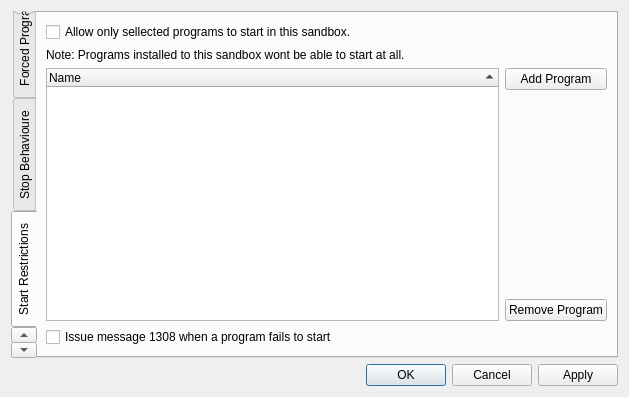
sandboxie-plus/Sandboxie, file SandboxiePlus/SandMan/Forms/OptionsWindow.ui: the form before one commit.
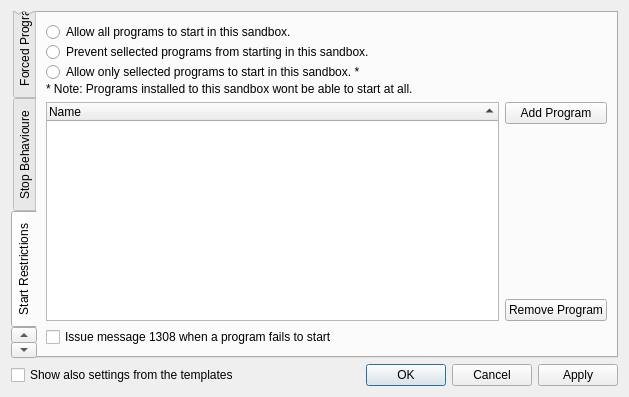
The form after the commit. The open tabs and pages were chosen to show the change.

```diff
--- a/SandboxiePlus/SandMan/Forms/OptionsWindow.ui
+++ b/SandboxiePlus/SandMan/Forms/OptionsWindow.ui
@@ -472,14 +472,7 @@
         <layout class="QGridLayout" name="gridLayout_19">
          <item row="0" column="0">
           <layout class="QGridLayout" name="gridLayout_16">
-           <item row="2" column="1">
-            <widget class="QPushButton" name="btnAddStartProg">
-             <property name="text">
-              <string>Add Program</string>
-             </property>
-            </widget>
-           </item>
-           <item row="2" column="0" rowspan="3">
+           <item row="5" column="0" rowspan="3">
             <widget class="QTreeWidget" name="treeStart">
              <property name="sortingEnabled">
               <bool>true</bool>
@@ -491,49 +484,77 @@
              </column>
             </widget>
            </item>
-           <item row="5" column="0">
+           <item row="6" column="1">
+            <spacer name="verticalSpacer_8">
+             <property name="orientation">
+              <enum>Qt::Vertical</enum>
+             </property>
+             <property name="sizeHint" stdset="0">
+              <size>
+               <width>20</width>
+               <height>40</height>
+              </size>
+             </property>
+            </spacer>
+           </item>
+           <item row="7" column="1">
+            <widget class="QPushButton" name="btnDelStartProg">
+             <property name="text">
+              <string>Remove Program</string>
+             </property>
+            </widget>
+           </item>
+           <item row="8" column="0">
             <widget class="QCheckBox" name="chkStartBlockMsg">
              <property name="text">
               <string>Issue message 1308 when a program fails to start</string>
              </property>
             </widget>
            </item>
-           <item row="1" column="0">
-            <widget class="QLabel" name="label_4">
+           <item row="5" column="1">
+            <widget class="QPushButton" name="btnAddStartProg">
              <property name="text">
-              <string>Note: Programs installed to this sandbox wont be able to start at all.</string>
+              <string>Add Program</string>
              </property>
-             <property name="wordWrap">
-              <bool>true</bool>
-             </property>
             </widget>
            </item>
-           <item row="4" column="1">
-            <widget class="QPushButton" name="btnDelStartProg">
-             <property name="text">
-              <string>Remove Program</string>
+           <item row="3" column="0">
+            <layout class="QGridLayout" name="gridLayout_23">
+             <property name="verticalSpacing">
+              <number>0</number>
              </property>
-            </widget>
-           </item>
-           <item row="3" column="1">
-            <spacer name="verticalSpacer_8">
-             <property name="orientation">
-              <enum>Qt::Vertical</enum>
-             </property>
-             <property name="sizeHint" stdset="0">
-              <size>
-               <width>20</width>
-               <height>40</height>
-              </size>
-             </property>
-            </spacer>
-           </item>
-           <item row="0" column="0">
-            <widget class="QCheckBox" name="chkRestrictStart">
-             <property name="text">
-              <string>Allow only sellected programs to start in this sandbox.</string>
-             </property>
-            </widget>
+             <item row="2" column="0">
+              <widget class="QRadioButton" name="radStartSelected">
+               <property name="text">
+                <string>Allow only sellected programs to start in this sandbox. *</string>
+               </property>
+              </widget>
+             </item>
+             <item row="1" column="0">
+              <widget class="QRadioButton" name="radStartExcept">
+               <property name="text">
+                <string>Prevent sellected programs from starting in this sandbox.</string>
+               </property>
+              </widget>
+             </item>
+             <item row="0" column="0">
+              <widget class="QRadioButton" name="radStartAll">
+               <property name="text">
+                <string>Allow all programs to start in this sandbox.</string>
+               </property>
+              </widget>
+             </item>
+             <item row="3" column="0">
+              <widget class="QLabel" name="label_4">
+               <property name="text">
+                <string>* Note: Programs installed to this sandbox wont be able to start at all.</string>
+               </property>
+               <property name="wordWrap">
+                <bool>true</bool>
+               </property>
+              </widget>
+             </item>
+            </layout>
            </item>
           </layout>
          </item>
@@ -1134,11 +1155,22 @@
       </widget>
      </item>
      <item>
-      <widget class="QDialogButtonBox" name="buttonBox">
-       <property name="standardButtons">
-        <set>QDialogButtonBox::Apply|QDialogButtonBox::Cancel|QDialogButtonBox::Ok</set>
-       </property>
-      </widget>
+      <layout class="QHBoxLayout" name="horizontalLayout">
+       <item>
+        <widget class="QCheckBox" name="chkWithTemplates">
+         <property name="text">
+          <string>Show also settings from the templates</string>
+         </property>
+        </widget>
+       </item>
+       <item>
+        <widget class="QDialogButtonBox" name="buttonBox">
+         <property name="standardButtons">
+          <set>QDialogButtonBox::Apply|QDialogButtonBox::Cancel|QDialogButtonBox::Ok</set>
+         </property>
+        </widget>
+       </item>
+      </layout>
      </item>
     </layout>
    </item>
```
Left out of the diff: 64 changed lines with no effect on the pictures.
